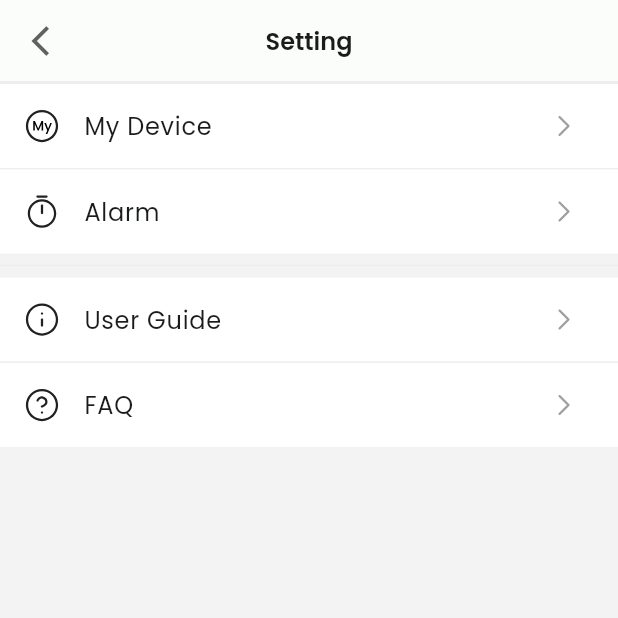
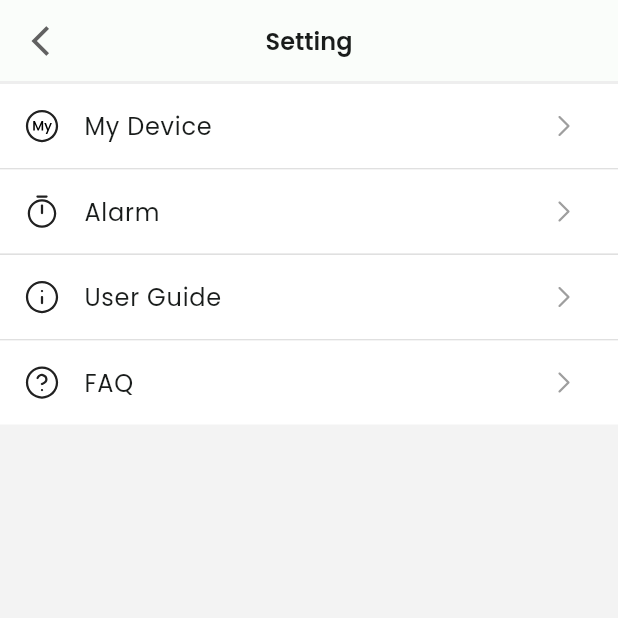
Before and after one commit to kwakdeung/lymphowear_remote_app, a Flutter app: the SettingPage screen opened directly, on a phone screen of 412 x 824 dp, the top half of it. Run offline on Flutter 3.47's test engine with Material 2 defaults, Android fonts, the phone set to English and light mode, and no system bars; our stand-ins replace flutter_svg.

Commit message:
Divider modify

```diff
--- a/lib/pages/setting_page.dart
+++ b/lib/pages/setting_page.dart
@@ -72,7 +72,7 @@ class SettingPage extends StatelessWidget {
             ),
             const Divider(
               height: 1,
-              color: Color(0xffEEEEEE),
+              color: Color(0xffE0E0E0),
             ),
             Container(
               color: Colors.white,
@@ -102,8 +102,8 @@ class SettingPage extends StatelessWidget {
               ),
             ),
             const Divider(
-              height: 16,
-              color: Color(0xffEEEEEE),
+              height: 1,
+              color: Color(0xffE0E0E0),
             ),
             Container(
               color: Colors.white,
@@ -127,7 +127,7 @@ class SettingPage extends StatelessWidget {
             ),
             const Divider(
               height: 1,
-              color: Color(0xffEEEEEE),
+              color: Color(0xffE0E0E0),
             ),
             Container(
               color: Colors.white,
```
